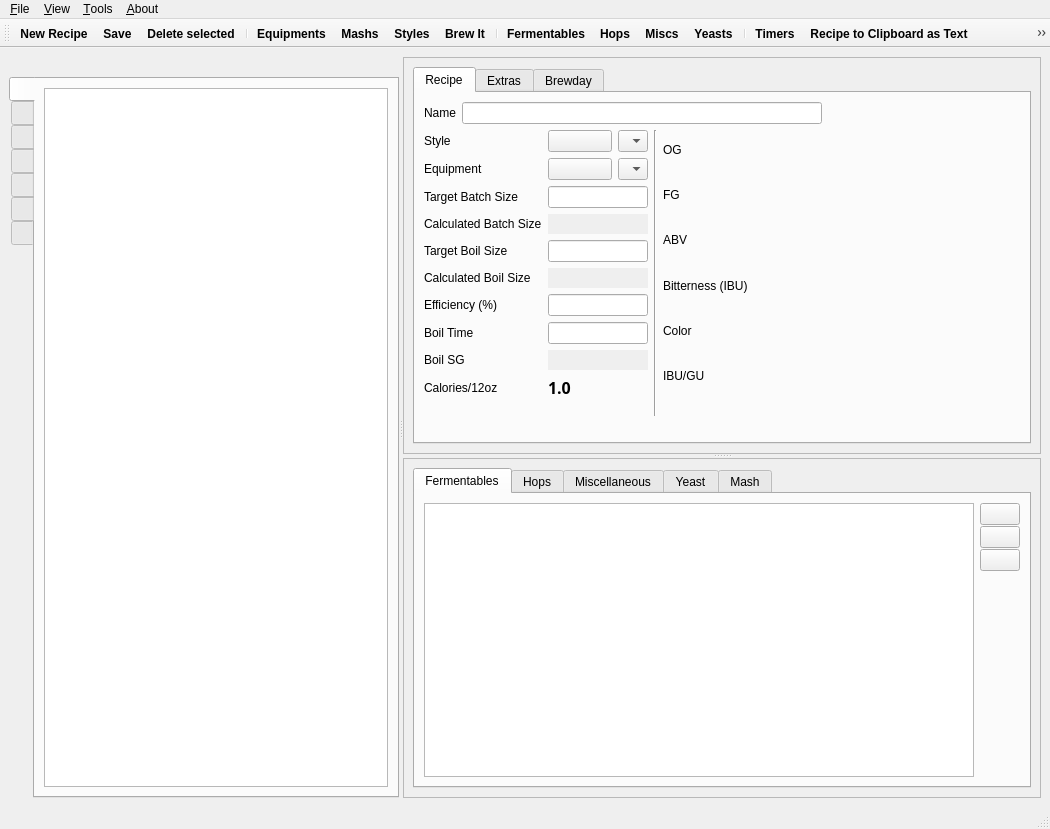
Above: ui/mainWindow.ui from mikfire/brewtarget before the change. Below: the same form after it.
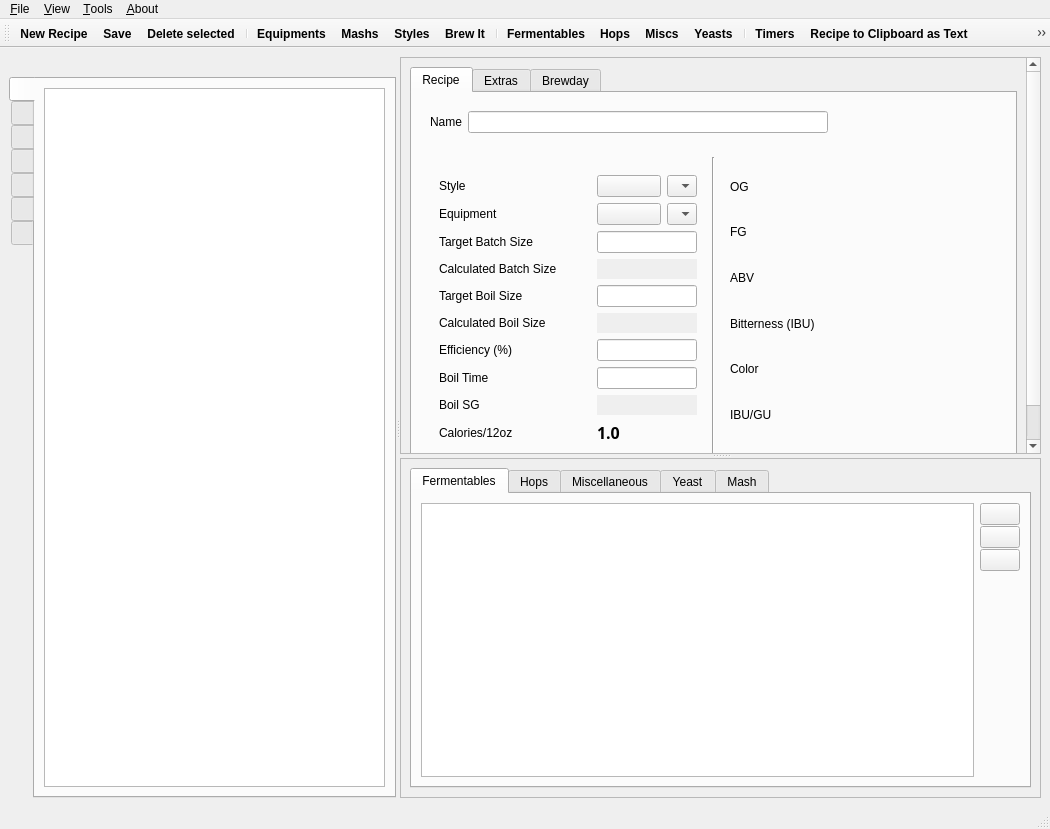
That is the form after the change. Icons and pictures are not drawn. Custom widgets are drawn as their Qt base class.

```diff
--- a/ui/mainWindow.ui
+++ b/ui/mainWindow.ui
@@ -36,6 +36,9 @@
    <layout class="QHBoxLayout" name="horizontalLayout_3">
     <item>
      <widget class="QSplitter" name="splitter_vertical">
+      <property name="lineWidth">
+       <number>3</number>
+      </property>
       <property name="orientation">
        <enum>Qt::Horizontal</enum>
       </property>
@@ -76,7 +79,7 @@
           </property>
           <property name="iconSize">
            <size>
-            <width>16</width>
+            <width>56</width>
             <height>16</height>
            </size>
           </property>
@@ -233,8 +236,8 @@
           <rect>
            <x>0</x>
            <y>0</y>
-           <width>636</width>
-           <height>412</height>
+           <width>578</width>
+           <height>386</height>
           </rect>
          </property>
          <layout class="QVBoxLayout" name="verticalLayout_11">
@@ -261,6 +264,7 @@
              </attribute>
              <layout class="QVBoxLayout" name="verticalLayout_13">
               <item>
+               <widget class="QWidget" name="qwidget_name" native="true">
                <layout class="QFormLayout" name="formLayout">
                 <item row="0" column="0">
                  <widget class="QLabel" name="label">
@@ -307,13 +311,23 @@
                  </widget>
                 </item>
                </layout>
+               </widget>
               </item>
               <item>
-               <layout class="QHBoxLayout" name="horizontalLayout_12">
+               <widget class="QWidget" name="qwidget_mainpanel" native="true">
+                <layout class="QHBoxLayout" name="horizontalLayout_12" stretch="1,0,1">
                 <item>
-                 <layout class="QVBoxLayout" name="verticalLayout_2">
+                  <widget class="QWidget" name="qwdiget_leftPanel" native="true">
+                   <layout class="QVBoxLayout" name="verticalLayout_2" stretch="0,0">
                   <item>
+                     <widget class="QWidget" name="qwidget_panelGrid" native="true">
                    <layout class="QGridLayout" name="gridLayout_2">
+                       <property name="leftMargin">
+                        <number>0</number>
+                       </property>
+                       <property name="rightMargin">
+                        <number>0</number>
+                       </property>
                     <item row="6" column="0">
                      <widget class="BtVolumeLabel" name="label_targetBoilSize">
                       <property name="sizePolicy">
@@ -810,6 +824,7 @@
                      </widget>
                     </item>
                    </layout>
+                     </widget>
                   </item>
                   <item>
                    <spacer name="verticalSpacer_7">
@@ -828,6 +843,7 @@
                    </spacer>
                   </item>
                  </layout>
+                  </widget>
                 </item>
                 <item>
                  <widget class="Line" name="line">
@@ -837,6 +853,7 @@
                  </widget>
                 </item>
                 <item>
+                  <widget class="QWidget" name="qwidget_rightPanel" native="true">
                  <layout class="QVBoxLayout" name="verticalLayout_lcd">
                   <item>
                    <layout class="QGridLayout" name="gridLayout">
@@ -1060,21 +1077,10 @@
                    </spacer>
                   </item>
                  </layout>
-                </item>
-               </layout>
-              </item>
-              <item>
-               <spacer name="verticalSpacer_8">
-                <property name="orientation">
-                 <enum>Qt::Vertical</enum>
-                </property>
-                <property name="sizeHint" stdset="0">
-                 <size>
-                  <width>20</width>
-                  <height>40</height>
-                 </size>
-                </property>
-               </spacer>
+                  </widget>
+                 </item>
+                </layout>
+               </widget>
               </item>
              </layout>
             </widget>
@@ -1112,8 +1118,8 @@
           <rect>
            <x>0</x>
            <y>0</y>
-           <width>636</width>
-           <height>323</height>
+           <width>578</width>
+           <height>337</height>
           </rect>
          </property>
          <layout class="QVBoxLayout" name="verticalLayout_8">
```
Left out of the diff: 141 changed lines with no effect on the pictures. Lines whose indentation alone changed are shown as unchanged.
